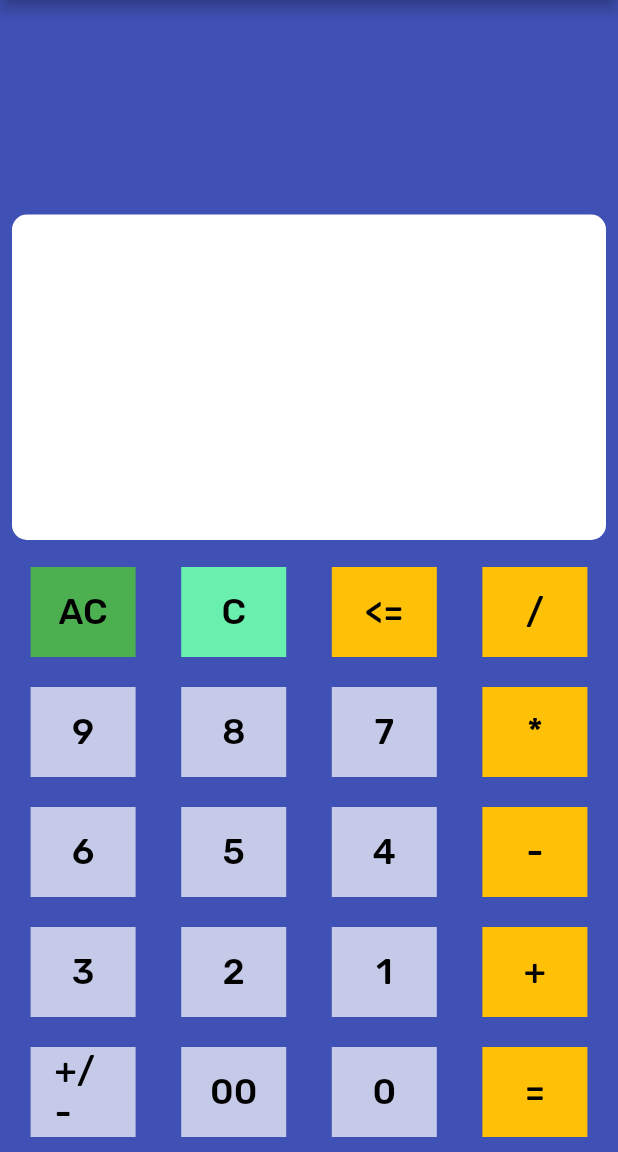
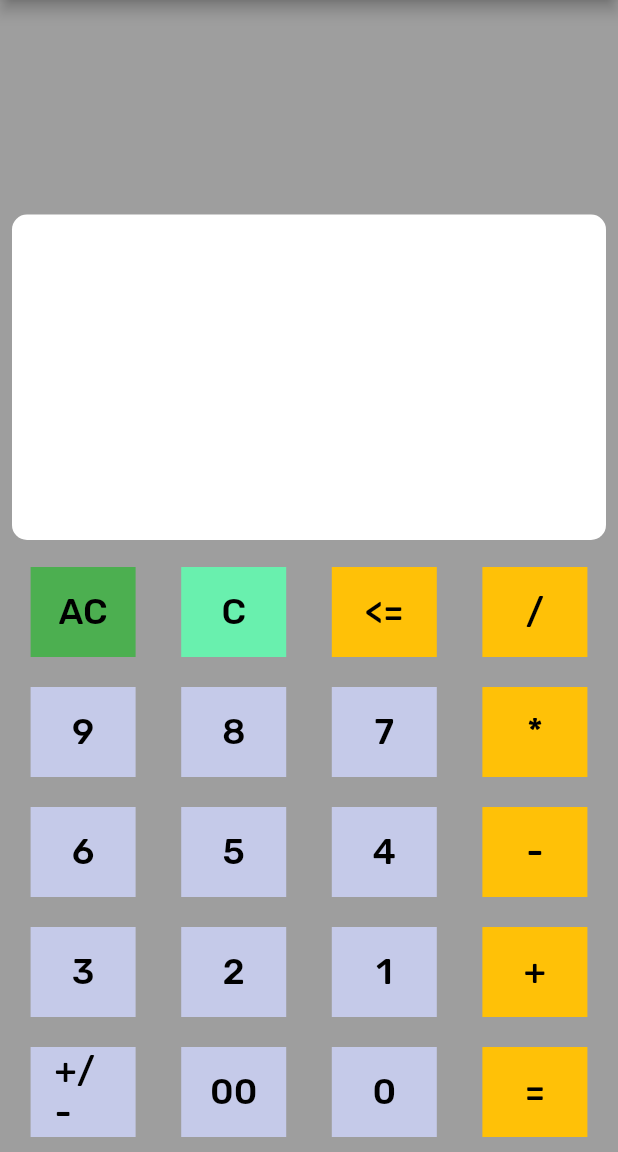
Before and after one commit to Earbaj/simple_calculator_flutter, a Flutter app: the screen it shows after launch, on a phone screen of 412 x 824 dp, the part 84-1236 px from its top. Run offline on Flutter 3.47's test engine with Material 2 defaults, Android fonts, the phone set to English and light mode, and no system bars; our stand-ins replace google_fonts.

Commit message:
add final comments and color

```diff
--- a/lib/main_ui.dart
+++ b/lib/main_ui.dart
@@ -16,6 +16,8 @@ class _MainState extends State<Main> {
   String textToDisplay = "";
   String res = "";
   String Operation = "";
+
+  //Function wich callback returned with value and apply calculation with their operations
   void buttonCalick(String btnValue){
     print(btnValue);
     if(btnValue == "AC"){
@@ -69,11 +71,13 @@ class _MainState extends State<Main> {
         title: Text("Calculator"),
         centerTitle: true,
       ),
+      //Root of all design
       body: Container(
-        color: Colors.indigo,
+        color: Colors.grey,
         child: Column(
           mainAxisAlignment: MainAxisAlignment.end,
           children: [
+            //Show result on display Container
             Padding(
               padding: const EdgeInsets.all(8.0),
               child: Container(
@@ -108,6 +112,7 @@ class _MainState extends State<Main> {
                 ),
               ),
             ),
+            //Key Layout Row
             Row(
               mainAxisAlignment: MainAxisAlignment.spaceEvenly,
               children: [
--- a/lib/widget/calculator_widget.dart
+++ b/lib/widget/calculator_widget.dart
@@ -5,6 +5,7 @@ class CalculatorButton extends StatelessWidget {
   final String digit;
   final Color color;
   final Color textColor;
+  // Function callback for which button press and return value;
   final Function callback;
   const CalculatorButton({Key? key,
     required this.digit,
```
